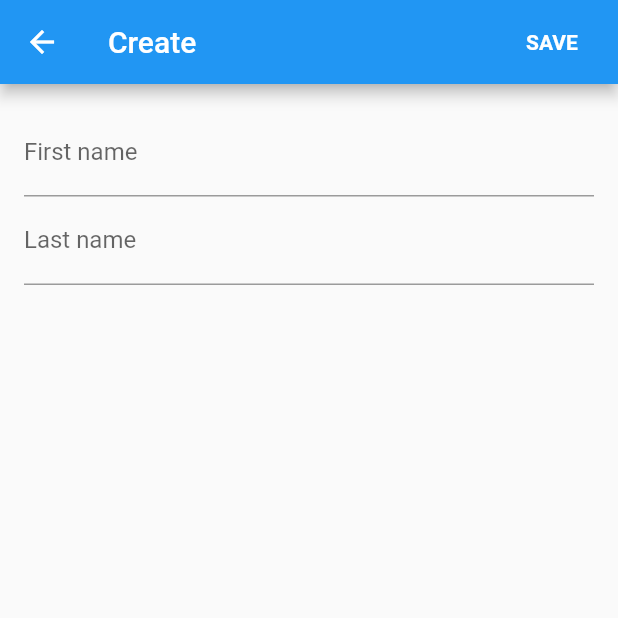
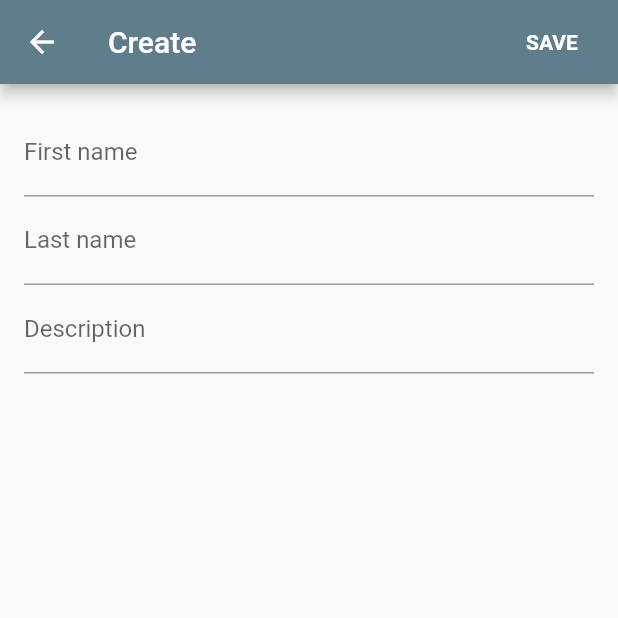
Before and after one commit to vaetas/holder, a Flutter app: the CreatePersonScreen screen opened by its route, on a phone screen of 412 x 824 dp, the top half of it. Run offline on Flutter 3.47's test engine with Material 2 defaults, Android fonts, the phone set to English and light mode, and no system bars; our stand-ins replace bloc, floor, flutter_bloc, freezed_annotation, get_it, injectable and 1 more; accounts and stored records are empty; generated files the repository leaves out were written again.

Commit message:
Improve theme

```diff
--- a/lib/main.dart
+++ b/lib/main.dart
@@ -1,5 +1,6 @@
 import 'package:flutter/material.dart';
 import 'package:holder/bloc/bloc_app.dart';
+import 'file:///C:/Users/vojtech/dev/holder/lib/res/theme.dart';
 import 'package:holder/ui/home/home_screen.dart';
 import 'package:holder/ui/person/create_person_screen.dart';
 import 'package:holder/util/locator.dart';
@@ -11,11 +12,16 @@ Future<void> main() async {
 }
 
 class HolderApp extends StatelessWidget {
+  final theme = AppTheme();
+
   @override
   Widget build(BuildContext context) {
     return BlocApp(
       child: MaterialApp(
         home: HomeScreen(),
+        theme: theme.light,
+        darkTheme: theme.dark,
+        themeMode: ThemeMode.system,
         routes: {
           HomeScreen.route: (_) => HomeScreen(),
           CreatePersonScreen.route: (_) => CreatePersonScreen(),
--- a/lib/model/person.dart
+++ b/lib/model/person.dart
@@ -11,12 +11,14 @@ class Person {
   @ColumnInfo(name: 'last_name')
   final String lastName;
 
-  Person({this.id, this.firstName, this.lastName});
+  final String description;
+
+  Person({
+    this.id,
+    this.firstName,
+    this.lastName,
+    this.description,
+  });
 
   String get fullName => '$firstName $lastName';
-
-  @override
-  String toString() {
-    return 'Person{id: $id, firstName: $firstName, lastName: $lastName}';
-  }
 }
--- /dev/null
+++ b/lib/res/theme.dart
@@ -0,0 +1,18 @@
+import 'package:flutter/material.dart';
+
+class AppTheme {
+  ThemeData light = ThemeData.light().copyWith(
+    appBarTheme: AppBarTheme(
+      color: Color(0xFF607D8B),
+    ),
+    floatingActionButtonTheme: FloatingActionButtonThemeData(
+      backgroundColor: Color(0xFF607D8B),
+    ),
+  );
+
+  ThemeData dark = ThemeData.dark().copyWith(
+    inputDecorationTheme: InputDecorationTheme(
+      filled: true,
+    ),
+  );
+}
--- a/lib/ui/person/create_person_screen.dart
+++ b/lib/ui/person/create_person_screen.dart
@@ -16,6 +16,7 @@ class _CreatePersonScreenState extends State<CreatePersonScreen> {
 
   final firstNameController = TextEditingController();
   final lastNameController = TextEditingController();
+  final descriptionController = TextEditingController();
 
   @override
   void initState() {
@@ -28,6 +29,7 @@ class _CreatePersonScreenState extends State<CreatePersonScreen> {
       CreatePersonEvent.saved(
         firstName: firstNameController.text,
         lastName: lastNameController.text,
+        description: descriptionController.text,
       ),
     );
   }
@@ -82,6 +84,15 @@ class _CreatePersonScreenState extends State<CreatePersonScreen> {
                   decoration: InputDecoration(
                     labelText: 'Last name',
                   ),
+                  textInputAction: TextInputAction.next,
+                  onEditingComplete: submit,
+                  textCapitalization: TextCapitalization.words,
+                ),
+                TextField(
+                  controller: descriptionController,
+                  decoration: InputDecoration(
+                    labelText: 'Description',
+                  ),
                   textInputAction: TextInputAction.done,
                   onEditingComplete: submit,
                   textCapitalization: TextCapitalization.words,
```
Also changed, not shown: lib/ui/home/home_screen.dart (+3 -13 lines), lib/ui/person/person_screen.dart (+16 -9 lines), lib/ui/person/person_tile.dart (added, +22 -0 lines), lib/util/log.dart (+6 -2 lines), lib/util/database.g.dart.
